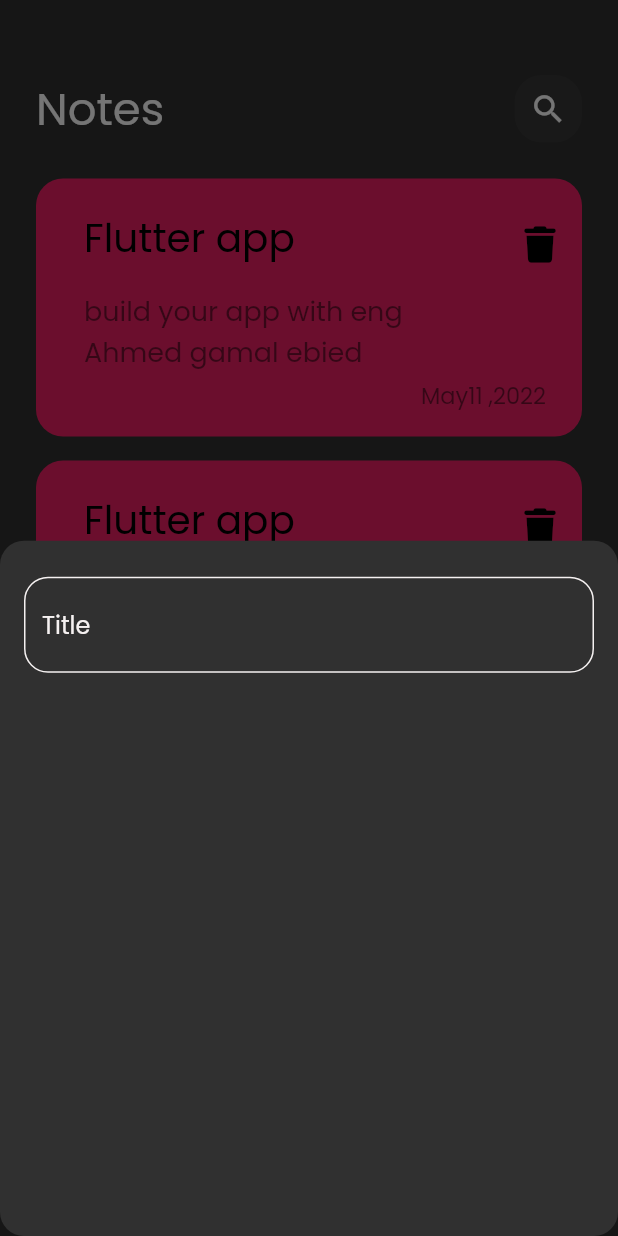
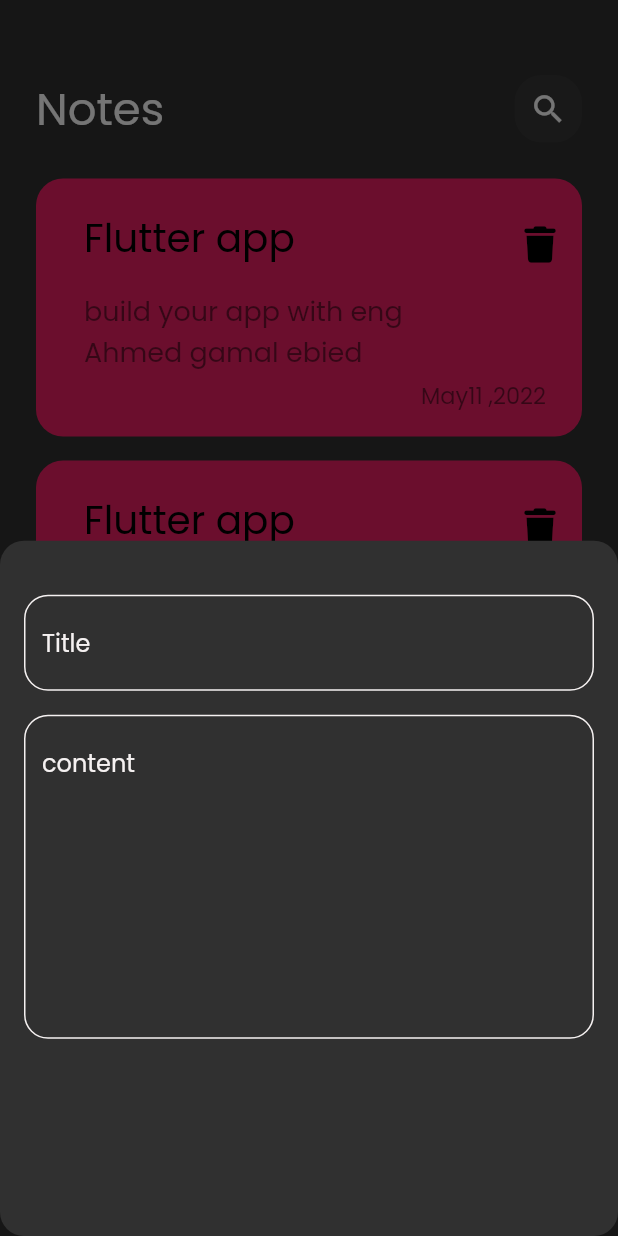
Before and after one commit to Ahmedgamalebied/My_diary, a Flutter app: the screen it shows after launch, after a tap on the "add" icon, on a phone screen of 412 x 824 dp. Run offline on Flutter 3.47's test engine with Material 2 defaults, Android fonts, the phone set to English and light mode, and no system bars; our stand-ins replace font_awesome_flutter.

Commit message:
add textfield to note buttom sheet

```diff
--- a/lib/views/Widgets/Custom_textfield.dart
+++ b/lib/views/Widgets/Custom_textfield.dart
@@ -5,14 +5,16 @@ import 'package:flutter/src/widgets/placeholder.dart';
 import '../../constants.dart';
 
 class CustomTextField extends StatelessWidget {
-  const CustomTextField({super.key});
-
+  const CustomTextField({super.key, required this.hintText, this.maxLines = 1});
+  final String hintText;
+  final int maxLines;
   @override
   Widget build(BuildContext context) {
     return TextField(
+      maxLines: maxLines,
       cursorColor: KprimaryColor,
       decoration: InputDecoration(
-        hintText: 'Title',
+        hintText: hintText,
         hintStyle: TextStyle(color: KprimaryColor, fontSize: 16),
         enabledBorder: BuildBorder(),
         focusedBorder:
--- a/lib/views/Widgets/notes_Model_sheet_bottom.dart
+++ b/lib/views/Widgets/notes_Model_sheet_bottom.dart
@@ -13,9 +13,18 @@ class AddNoteButtomSheet extends StatelessWidget {
       child: Column(
         children: const [
           SizedBox(
-            height: 24,
+            height: 36,
           ),
-          CustomTextField(),
+          CustomTextField(
+            hintText: 'Title',
+          ),
+          SizedBox(
+            height: 16,
+          ),
+          CustomTextField(
+            hintText: 'content',
+            maxLines: 8,
+          )
         ],
       ),
     );
```
